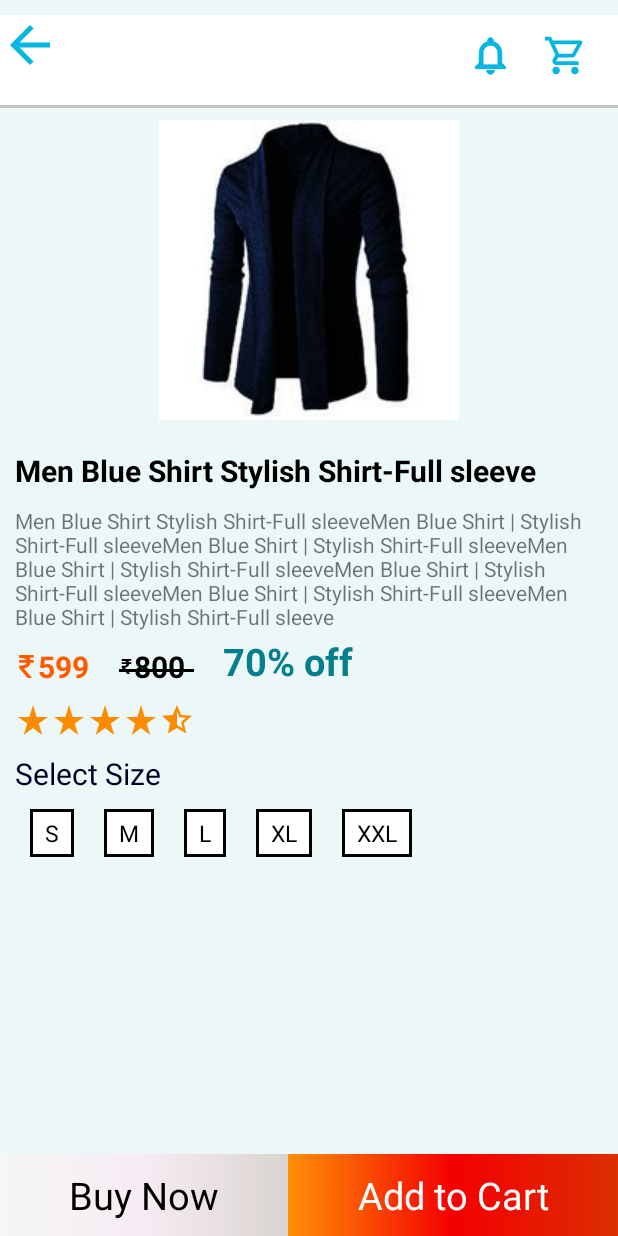
After one commit to DeveloprAbhishek/ShopClues-Shopping-app, an Android app: the ProductDetailActivity screen opened directly, with no data from a screen before it, on a phone screen of 412 x 824 dp. The commit adds this screen. Run offline under Robolectric (Android 15) with nearby library versions, the phone set to English and light mode, and no system bars.

Commit message:
Product Detail View

```diff
--- a/app/src/main/AndroidManifest.xml
+++ b/app/src/main/AndroidManifest.xml
@@ -9,6 +9,7 @@
         android:roundIcon="@mipmap/ic_launcher_round"
         android:supportsRtl="true"
         android:theme="@style/Theme.ShopCluesShoppingApp">
+        <activity android:name=".ProductDetailActivity"></activity>
         <activity android:name=".MainActivity">
             <intent-filter>
                 <action android:name="android.intent.action.MAIN" />
--- /dev/null
+++ b/app/src/main/java/com/example/shopcluesshoppingapp/ProductClickListener.java
@@ -0,0 +1,5 @@
+package com.example.shopcluesshoppingapp;
+
+public interface ProductClickListener {
+    public void onProductClick(LayoutBaseModel layoutBaseModel, int position);
+}
--- /dev/null
+++ b/app/src/main/java/com/example/shopcluesshoppingapp/ProductDetailActivity.java
@@ -0,0 +1,43 @@
+package com.example.shopcluesshoppingapp;
+
+import android.content.Intent;
+import android.os.Bundle;
+import android.widget.ImageView;
+import android.widget.TextView;
+
+import androidx.appcompat.app.AppCompatActivity;
+
+public class ProductDetailActivity extends AppCompatActivity {
+    private ImageView productImage;
+    private TextView productName;
+    private TextView description;
+    private TextView price;
+    private TextView actualPrice;
+    private TextView discount;
+
+    @Override
+    protected void onCreate(Bundle savedInstanceState) {
+        super.onCreate(savedInstanceState);
+        setContentView(R.layout.activity_product_detail);
+        Intent intent = getIntent();
+        initViews();
+//        setProductView(intent);
+
+    }
+
+    private void initViews() {
+        productName = findViewById(R.id.product_name);
+        description = findViewById(R.id.product_desc);
+        price = findViewById(R.id.price);
+        actualPrice = findViewById(R.id.actual_price);
+        discount = findViewById(R.id.discount);
+    }
+
+    private void setProductView(Intent intent) {
+        productName.setText(intent.getStringExtra("name"));
+        description.setText(intent.getStringExtra("desc"));
+        price.setText(intent.getStringExtra("price"));
+        actualPrice.setText(intent.getStringExtra("actualPrice"));
+        discount.setText(intent.getStringExtra("discount"));
+    }
+}
--- a/app/src/main/java/com/example/shopcluesshoppingapp/SmallBannerViewHolder.java
+++ b/app/src/main/java/com/example/shopcluesshoppingapp/SmallBannerViewHolder.java
@@ -8,9 +8,11 @@ import androidx.recyclerview.widget.RecyclerView;
 
 public class SmallBannerViewHolder extends RecyclerView.ViewHolder {
     ImageView smallBanner;
+    private ProductClickListener productClickListener;
 
-    public SmallBannerViewHolder(@NonNull View itemView) {
+    public SmallBannerViewHolder(@NonNull View itemView, ProductClickListener productClickListener) {
         super(itemView);
+        this.productClickListener = productClickListener;
         smallBanner = itemView.findViewById(R.id.small_banner);
     }
 
--- /dev/null
+++ b/app/src/main/res/drawable-v24/rupees_icon_2.xml
@@ -0,0 +1,9 @@
+<vector xmlns:android="http://schemas.android.com/apk/res/android"
+    android:width="15dp"
+    android:height="15dp"
+    android:viewportWidth="401.998"
+    android:viewportHeight="401.998">
+    <path
+        android:fillColor="#FF5A00"
+        android:pathData="M326.62,91.076c-1.711,-1.713 -3.901,-2.568 -6.563,-2.568h-48.82c-3.238,-15.793 -9.329,-29.502 -18.274,-41.112h66.52c2.669,0 4.853,-0.856 6.57,-2.565c1.704,-1.712 2.56,-3.903 2.56,-6.567V9.136c0,-2.666 -0.855,-4.853 -2.56,-6.567C324.334,0.859 322.15,0 319.481,0H81.941c-2.666,0 -4.853,0.859 -6.567,2.568c-1.709,1.714 -2.568,3.901 -2.568,6.567v37.972c0,2.474 0.904,4.615 2.712,6.423s3.949,2.712 6.423,2.712h41.399c40.159,0 65.665,10.751 76.513,32.261H81.941c-2.666,0 -4.856,0.855 -6.567,2.568c-1.709,1.715 -2.568,3.901 -2.568,6.567v29.124c0,2.664 0.855,4.854 2.568,6.563c1.714,1.715 3.905,2.568 6.567,2.568h121.915c-4.188,15.612 -13.944,27.506 -29.268,35.691c-15.325,8.186 -35.544,12.279 -60.67,12.279H81.941c-2.474,0 -4.615,0.905 -6.423,2.712c-1.809,1.809 -2.712,3.951 -2.712,6.423v36.263c0,2.478 0.855,4.571 2.568,6.282c36.543,38.828 83.939,93.165 142.182,163.025c1.715,2.286 4.093,3.426 7.139,3.426h55.672c4.001,0 6.763,-1.708 8.281,-5.141c1.903,-3.426 1.53,-6.662 -1.143,-9.708c-55.572,-68.143 -99.258,-119.153 -131.045,-153.032c32.358,-3.806 58.625,-14.277 78.802,-31.404c20.174,-17.129 32.449,-39.403 36.83,-66.811h47.965c2.662,0 4.853,-0.854 6.563,-2.568c1.715,-1.709 2.573,-3.899 2.573,-6.563V97.646C329.193,94.977 328.335,92.79 326.62,91.076z" />
+</vector>
--- /dev/null
+++ b/app/src/main/res/drawable/arrow_icon.xml
@@ -0,0 +1,11 @@
+<vector xmlns:android="http://schemas.android.com/apk/res/android"
+    android:width="40dp"
+    android:height="40dp"
+    android:autoMirrored="true"
+    android:tint="#07B6DF"
+    android:viewportWidth="24"
+    android:viewportHeight="24">
+    <path
+        android:fillColor="@android:color/white"
+        android:pathData="M20,11H7.83l5.59,-5.59L12,4l-8,8 8,8 1.41,-1.41L7.83,13H20v-2z" />
+</vector>
--- /dev/null
+++ b/app/src/main/res/drawable/blank_rank_star_icon.xml
@@ -0,0 +1,5 @@
+<vector android:height="24dp" android:tint="#FC8B00"
+    android:viewportHeight="24" android:viewportWidth="24"
+    android:width="24dp" xmlns:android="http://schemas.android.com/apk/res/android">
+    <path android:fillColor="@android:color/white" android:pathData="M22,9.24l-7.19,-0.62L12,2 9.19,8.63 2,9.24l5.46,4.73L5.82,21 12,17.27 18.18,21l-1.63,-7.03L22,9.24zM12,15.4l-3.76,2.27 1,-4.28 -3.32,-2.88 4.38,-0.38L12,6.1l1.71,4.04 4.38,0.38 -3.32,2.88 1,4.28L12,15.4z"/>
+</vector>
--- /dev/null
+++ b/app/src/main/res/drawable/buy_btn_bg_2.xml
@@ -0,0 +1,10 @@
+<?xml version="1.0" encoding="utf-8"?>
+<shape xmlns:android="http://schemas.android.com/apk/res/android"
+    android:shape="rectangle">
+    <gradient
+        android:centerColor="#F6ECF3"
+        android:endColor="#DAD4D0"
+        android:gradientRadius="100dp"
+        android:startColor="#F6F6F6" />
+
+</shape>
--- /dev/null
+++ b/app/src/main/res/drawable/cart_btn_bg_2.xml
@@ -0,0 +1,10 @@
+<?xml version="1.0" encoding="utf-8"?>
+<shape xmlns:android="http://schemas.android.com/apk/res/android"
+    android:shape="rectangle">
+    <gradient
+        android:centerColor="#F40000"
+        android:endColor="#DC2F02"
+        android:gradientRadius="100dp"
+        android:startColor="#FF9006" />
+
+</shape>
--- /dev/null
+++ b/app/src/main/res/drawable/full_start_rate_icon.xml
@@ -0,0 +1,10 @@
+<vector xmlns:android="http://schemas.android.com/apk/res/android"
+    android:width="24dp"
+    android:height="24dp"
+    android:tint="#FC8B00"
+    android:viewportWidth="24"
+    android:viewportHeight="24">
+    <path
+        android:fillColor="@android:color/white"
+        android:pathData="M14.43,10l-2.43,-8l-2.43,8l-7.57,0l6.18,4.41l-2.35,7.59l6.17,-4.69l6.18,4.69l-2.35,-7.59l6.17,-4.41z" />
+</vector>
--- /dev/null
+++ b/app/src/main/res/drawable/hal_star_rate_icon.xml
@@ -0,0 +1,10 @@
+<vector xmlns:android="http://schemas.android.com/apk/res/android"
+    android:width="24dp"
+    android:height="24dp"
+    android:tint="#FC8B00"
+    android:viewportWidth="24"
+    android:viewportHeight="24">
+    <path
+        android:fillColor="@android:color/white"
+        android:pathData="M22,9.24l-7.19,-0.62L12,2L9.19,8.63L2,9.24l5.46,4.73L5.82,21L12,17.27L18.18,21l-1.63,-7.03L22,9.24zM12,15.4V6.1l1.71,4.04l4.38,0.38l-3.32,2.88l1,4.28L12,15.4z" />
+</vector>
--- /dev/null
+++ b/app/src/main/res/drawable/size_bg.xml
@@ -0,0 +1,10 @@
+<?xml version="1.0" encoding="utf-8"?>
+<shape xmlns:android="http://schemas.android.com/apk/res/android"
+    android:shape="rectangle">
+    <solid android:color="#FFFFFF" />
+    <stroke
+        android:width="2dp"
+        android:color="#000000" />
+
+
+</shape>
--- /dev/null
+++ b/app/src/main/res/layout/activity_product_detail.xml
@@ -0,0 +1,275 @@
+<?xml version="1.0" encoding="utf-8"?>
+<RelativeLayout xmlns:android="http://schemas.android.com/apk/res/android"
+    xmlns:tools="http://schemas.android.com/tools"
+    android:layout_width="match_parent"
+    android:layout_height="match_parent"
+    android:background="#F7ECF7F8"
+    android:orientation="vertical"
+    tools:context=".ProductDetailActivity">
+
+    <ScrollView
+        android:layout_width="match_parent"
+        android:layout_height="match_parent"
+        android:layout_marginBottom="10dp">
+
+        <RelativeLayout
+            android:layout_width="match_parent"
+            android:layout_height="match_parent"
+            android:paddingVertical="10dp">
+
+            <View
+                android:id="@+id/topView"
+                android:layout_width="match_parent"
+                android:layout_height="60dp"
+                android:background="#FFFFFF" />
+
+            <View
+                android:layout_width="match_parent"
+                android:layout_height="2dp"
+                android:layout_below="@id/topView"
+                android:background="#C2C2C2" />
+
+            <ImageView
+                android:layout_width="wrap_content"
+                android:layout_height="wrap_content"
+                android:layout_alignTop="@id/topView"
+                android:layout_centerVertical="true"
+                android:src="@drawable/arrow_icon" />
+
+            <ImageView
+
+                android:layout_width="50dp"
+                android:layout_height="30dp"
+                android:layout_alignTop="@id/cart_icon"
+                android:layout_toLeftOf="@id/cart_icon"
+                android:src="@drawable/notification_icon" />
+
+
+            <ImageView
+                android:id="@+id/cart_icon"
+                android:layout_width="50dp"
+                android:layout_height="30dp"
+                android:layout_alignParentRight="true"
+                android:layout_marginTop="12dp"
+                android:layout_marginRight="10dp"
+                android:src="@drawable/cart_icon" />
+
+            <ImageView
+                android:id="@+id/details_image"
+                android:layout_width="match_parent"
+                android:layout_height="wrap_content"
+                android:layout_below="@id/topView"
+                android:layout_marginVertical="10dp"
+                android:src="@drawable/product1" />
+
+            <TextView
+                android:id="@+id/detail_name"
+                android:layout_width="wrap_content"
+                android:layout_height="wrap_content"
+                android:layout_below="@id/details_image"
+                android:layout_margin="10dp"
+                android:text="Men Blue Shirt Stylish Shirt-Full sleeve"
+                android:textColor="#000000"
+                android:textSize="20dp"
+                android:textStyle="bold" />
+
+            <TextView
+                android:id="@+id/product_desc"
+                android:layout_width="wrap_content"
+                android:layout_height="wrap_content"
+                android:layout_below="@id/detail_name"
+                android:layout_marginHorizontal="10dp"
+                android:text="Men Blue Shirt Stylish Shirt-Full sleeveMen Blue Shirt | Stylish Shirt-Full sleeveMen Blue Shirt | Stylish Shirt-Full sleeveMen Blue Shirt | Stylish Shirt-Full sleeveMen Blue Shirt | Stylish Shirt-Full sleeveMen Blue Shirt | Stylish Shirt-Full sleeveMen Blue Shirt | Stylish Shirt-Full sleeve" />
+
+            <TextView
+                android:id="@+id/detail_price"
+                android:layout_width="wrap_content"
+                android:layout_height="wrap_content"
+                android:layout_below="@+id/product_desc"
+                android:layout_margin="10dp"
+                android:drawableLeft="@drawable/rupees_icon_2"
+                android:text="599"
+                android:textColor="#FF5A00"
+                android:textSize="20dp"
+                android:textStyle="bold" />
+
+            <TextView
+                android:id="@+id/detail_actual_price"
+                android:layout_width="wrap_content"
+                android:layout_height="wrap_content"
+                android:layout_below="@id/product_desc"
+                android:layout_margin="10dp"
+                android:layout_toRightOf="@id/detail_price"
+                android:drawableLeft="@drawable/rupees_icon"
+                android:text="800"
+                android:textColor="#000000"
+                android:textSize="20dp"
+                android:textStyle="bold" />
+
+            <View
+                android:layout_width="50dp"
+                android:layout_height="2dp"
+                android:layout_below="@id/product_desc"
+                android:layout_marginLeft="10dp"
+                android:layout_marginTop="25dp"
+                android:layout_toRightOf="@id/detail_price"
+                android:background="#000000" />
+
+            <TextView
+                android:layout_width="wrap_content"
+                android:layout_height="wrap_content"
+                android:layout_alignBottom="@id/detail_actual_price"
+                android:layout_marginLeft="15dp"
+                android:layout_marginTop="20dp"
+                android:layout_toRightOf="@id/detail_actual_price"
+                android:text="70% off"
+                android:textColor="#067F8C"
+                android:textSize="25dp"
+                android:textStyle="bold" />
+
+            <LinearLayout
+                android:id="@+id/rating"
+                android:layout_width="wrap_content"
+                android:layout_height="wrap_content"
+                android:layout_below="@id/detail_price"
+                android:layout_marginHorizontal="10dp"
+                android:orientation="horizontal">
+
+                <ImageView
+                    android:layout_width="wrap_content"
+                    android:layout_height="wrap_content"
+                    android:src="@drawable/full_start_rate_icon" />
+
+                <ImageView
+                    android:layout_width="wrap_content"
+                    android:layout_height="wrap_content"
+                    android:src="@drawable/full_start_rate_icon" />
+
+                <ImageView
+                    android:layout_width="wrap_content"
+                    android:layout_height="wrap_content"
+                    android:src="@drawable/full_start_rate_icon" />
+
+                <ImageView
+                    android:layout_width="wrap_content"
+                    android:layout_height="wrap_content"
+                    android:src="@drawable/full_start_rate_icon" />
+
+                <ImageView
+                    android:layout_width="wrap_content"
+                    android:layout_height="wrap_content"
+                    android:src="@drawable/hal_star_rate_icon" />
+
+            </LinearLayout>
+
+            <TextView
+                android:id="@+id/size_section"
+                android:layout_width="wrap_content"
+                android:layout_height="wrap_content"
+                android:layout_below="@id/rating"
+                android:layout_margin="10dp"
+                android:text="Select Size"
+                android:textColor="#000027"
+                android:textSize="20dp" />
+
+            <LinearLayout
+                android:layout_width="wrap_content"
+                android:layout_height="wrap_content"
+                android:layout_below="@id/size_section"
+                android:layout_marginHorizontal="10dp"
+                android:orientation="horizontal">
+
+                <TextView
+                    android:layout_width="wrap_content"
+                    android:layout_height="wrap_content"
+                    android:layout_marginHorizontal="10dp"
+                    android:background="@drawable/size_bg"
+                    android:paddingHorizontal="10dp"
+                    android:paddingVertical="5dp"
+                    android:text="S"
+                    android:textColor="#000000"
+                    android:textSize="15dp" />
+
+                <TextView
+                    android:layout_width="wrap_content"
+                    android:layout_height="wrap_content"
+                    android:layout_marginHorizontal="10dp"
+                    android:background="@drawable/size_bg"
+                    android:paddingHorizontal="10dp"
+                    android:paddingVertical="5dp"
+                    android:text="M"
+                    android:textColor="#000000"
+                    android:textSize="15dp" />
+
+                <TextView
+                    android:layout_width="wrap_content"
+                    android:layout_height="wrap_content"
+                    android:layout_marginHorizontal="10dp"
+                    android:background="@drawable/size_bg"
+                    android:paddingHorizontal="10dp"
+                    android:paddingVertical="5dp"
+                    android:text="L"
+                    android:textColor="#000000"
+                    android:textSize="15dp" />
+
+                <TextView
+                    android:layout_width="wrap_content"
+                    android:layout_height="wrap_content"
+                    android:layout_marginHorizontal="10dp"
+                    android:background="@drawable/size_bg"
+                    android:paddingHorizontal="10dp"
+                    android:paddingVertical="5dp"
+                    android:text="XL"
+                    android:textColor="#000000"
+                    android:textSize="15dp" />
+
+                <TextView
+                    android:layout_width="wrap_content"
+                    android:layout_height="wrap_content"
+                    android:layout_marginHorizontal="10dp"
+                    android:background="@drawable/size_bg"
+                    android:paddingHorizontal="10dp"
+                    android:paddingVertical="5dp"
+                    android:text="XXL"
+                    android:textColor="#000000"
+                    android:textSize="15dp" />
+            </LinearLayout>
+
+
+        </RelativeLayout>
+    </ScrollView>
+
+    <LinearLayout
+        android:id="@+id/Buttons"
+        android:layout_width="match_parent"
+        android:layout_height="wrap_content"
+        android:layout_alignParentBottom="true"
+        android:orientation="horizontal"
+        android:weightSum="2">
+
+        <TextView
+            android:id="@+id/ButtonBuy"
+            android:layout_width="wrap_content"
+            android:paddingVertical="10dp"
+            android:layout_height="wrap_content"
+            android:layout_weight="1"
+            android:textColor="#000000"
+            android:background="@drawable/buy_btn_bg_2"
+            android:gravity="center_horizontal"
+            android:text="Buy Now"
+            android:textSize="25dp" />
+
+
+        <TextView
+            android:id="@+id/ButtonAddToCart"
+            android:layout_width="wrap_content"
+            android:paddingVertical="10dp"
+            android:layout_height="wrap_content"
+            android:textColor="#FFFFFF"
+            android:layout_weight="1"
+            android:background="@drawable/cart_btn_bg_2"
+            android:gravity="center_horizontal"
+            android:text="Add to Cart"
+            android:textSize="25dp" />
+    </LinearLayout>
+</RelativeLayout>
--- a/app/src/main/res/layout/product_layout.xml
+++ b/app/src/main/res/layout/product_layout.xml
@@ -24,8 +24,8 @@
             android:id="@+id/product_name"
             android:layout_width="wrap_content"
             android:layout_height="wrap_content"
-
             android:layout_below="@id/product_pic"
+            android:layout_marginTop="0dp"
             android:text="Pause solid blue Causal Shirt"
             android:textColor="#000000"
             android:textSize="20dp" />
```
Also changed, not shown: app/src/main/java/com/example/shopcluesshoppingapp/MainActivity.java (+93 -32 lines), app/src/main/java/com/example/shopcluesshoppingapp/ProductAdapter.java (+5 -4 lines), app/src/main/java/com/example/shopcluesshoppingapp/ProductModel.java (+4 -3 lines), app/src/main/java/com/example/shopcluesshoppingapp/ProductViewHolder.java (+13 -1 lines).
